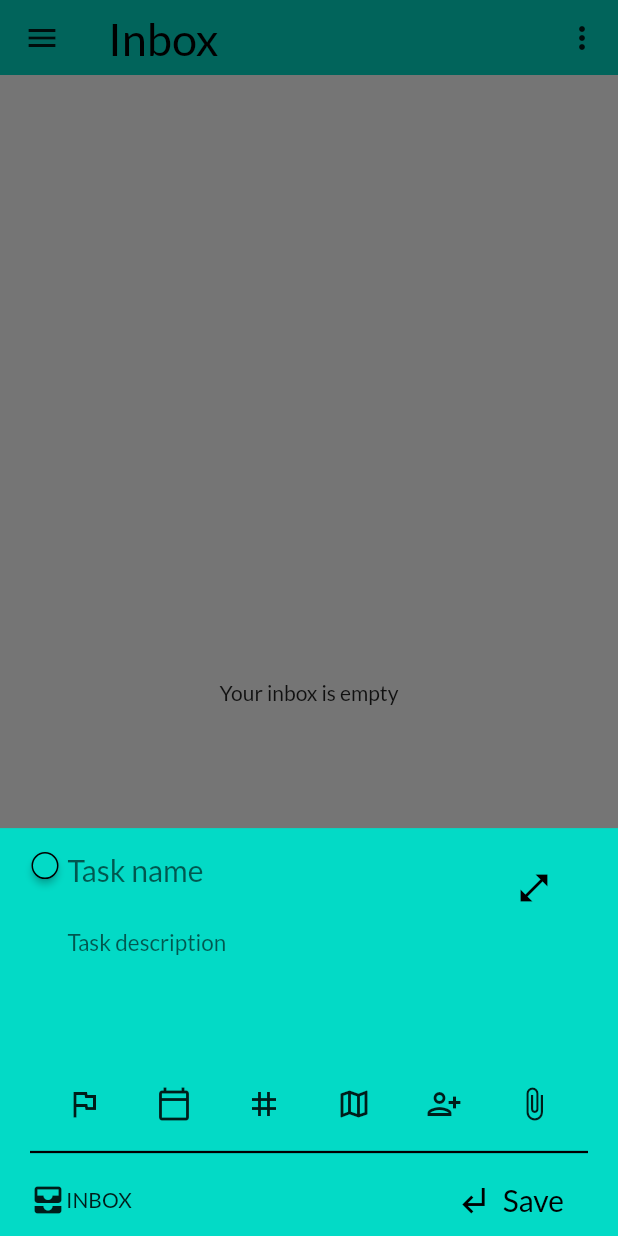
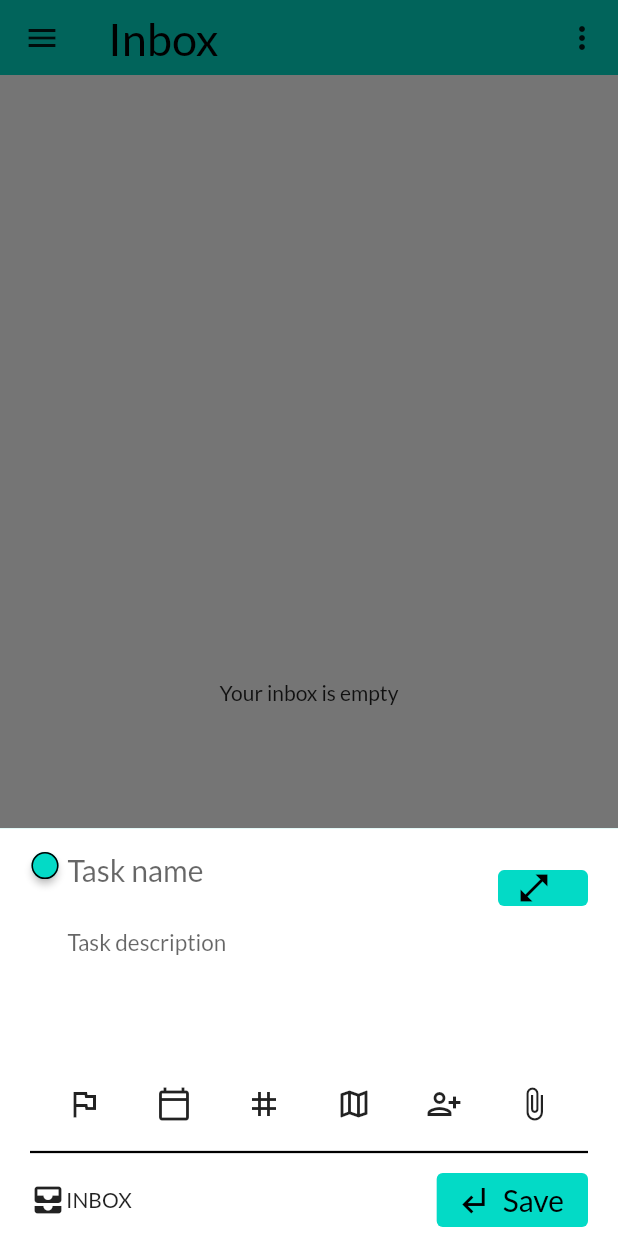
Before and after one commit to BartoszRudnik/ProductiveAppFrontend, a Flutter app: the TabsScreen screen opened by its route, after a tap on the "add" icon, on a phone screen of 412 x 824 dp. Run offline on Flutter 3.47's test engine with Material 2 defaults, Android fonts, the phone set to English and light mode, and no system bars; drawn by our look-alikes of badges; our stand-ins replace flutter_local_notifications, flutter_map, geocoding, image_picker, infinite_scroll_pagination, latlong and 1 more; missing offline and left inert: flutter_background_geolocation, global_configuration; accounts and stored records are empty.

Commit message:
refactor kolorow na ekranie z zadaniami i ekranie szczegolow zadania

```diff
--- a/lib/config/color_themes.dart
+++ b/lib/config/color_themes.dart
@@ -8,6 +8,13 @@ class ColorThemes {
     accentColor: Colors.white,
     primaryColorLight: Color.fromRGBO(237, 237, 240, 1),
     primaryColorDark: Color.fromRGBO(221, 221, 226, 1),
+    floatingActionButtonTheme: FloatingActionButtonThemeData(
+      backgroundColor: Colors.black,
+    ),
+    bottomNavigationBarTheme: BottomNavigationBarThemeData(
+      selectedItemColor: Colors.white,
+      unselectedItemColor: Colors.black,
+    ),
     colorScheme: ColorScheme.light(),
     fontFamily: 'Lato',
     textTheme: TextThemes.textTheme,
@@ -19,6 +26,13 @@ class ColorThemes {
     accentColor: Colors.black,
     primaryColorDark: Colors.grey[700],
     primaryColorLight: Colors.grey[600],
+    bottomNavigationBarTheme: BottomNavigationBarThemeData(
+      selectedItemColor: Colors.black,
+      unselectedItemColor: Colors.white,
+    ),
+    floatingActionButtonTheme: FloatingActionButtonThemeData(
+      backgroundColor: Colors.grey[700],
+    ),
     colorScheme: ColorScheme.dark(),
     fontFamily: 'Lato',
     textTheme: TextThemes.textTheme,
--- a/lib/screen/locations_screen.dart
+++ b/lib/screen/locations_screen.dart
@@ -56,7 +56,7 @@ class _LocationScreenState extends State<LocationsScreen> {
       floatingActionButton: FloatingActionButton(
         child: Icon(
           Icons.add,
-          color: Theme.of(context).accentColor,
+          color: Colors.white,
           size: 50,
         ),
         onPressed: () async {
@@ -79,7 +79,6 @@ class _LocationScreenState extends State<LocationsScreen> {
 
           this._addNewLocationForm(context, choosenLocation);
         },
-        backgroundColor: Theme.of(context).primaryColor,
       ),
       body: ListView.builder(
         padding: EdgeInsets.only(left: 21, right: 17, top: 10),
--- a/lib/screen/tabs_screen.dart
+++ b/lib/screen/tabs_screen.dart
@@ -1,6 +1,7 @@
 import 'package:badges/badges.dart';
 import 'package:flutter/material.dart';
 import 'package:flutter/rendering.dart';
+import 'package:productive_app/provider/theme_provider.dart';
 import 'package:provider/provider.dart';
 
 import '../provider/delegate_provider.dart';
@@ -24,10 +25,10 @@ class _TabsScreenState extends State<TabsScreen> with TickerProviderStateMixin<T
 
   AnimationController _hideFab;
 
-  final _selectedItemColor = Colors.white;
-  final _unselectedItemColor = Colors.black;
-  final _selectedBgColor = Colors.black;
-  final _unselectedBgColor = Colors.white;
+  Color _selectedItemColor;
+  Color _unselectedItemColor;
+  Color _selectedBgColor;
+  Color _unselectedBgColor;
   int _selectedPageIndex = 0;
 
   double offsetX = 0;
@@ -46,6 +47,25 @@ class _TabsScreenState extends State<TabsScreen> with TickerProviderStateMixin<T
       return 'DELEGATED';
     } else
       return 'INBOX';
+  }
+
+  @override
+  void didChangeDependencies() {
+    super.didChangeDependencies();
+
+    final isDarkMode = Provider.of<ThemeProvider>(context).isDarkMode;
+
+    if (isDarkMode) {
+      this._selectedItemColor = Colors.black;
+      this._unselectedItemColor = Colors.white;
+      this._selectedBgColor = Colors.white;
+      this._unselectedBgColor = Colors.grey[700];
+    } else {
+      this._selectedItemColor = Colors.white;
+      this._unselectedItemColor = Colors.black;
+      this._selectedBgColor = Colors.black;
+      this._unselectedBgColor = Colors.white;
+    }
   }
 
   @override
@@ -252,27 +272,17 @@ class _TabsScreenState extends State<TabsScreen> with TickerProviderStateMixin<T
               child: FloatingActionButton(
                 child: Icon(
                   Icons.add,
-                  color: Theme.of(context).accentColor,
+                  color: Colors.white,
                   size: 50,
                 ),
                 onPressed: () {
                   this._addNewTaskForm(context);
                 },
-                backgroundColor: Theme.of(context).primaryColor,
               ),
             ),
-            bottomNavigationBar: Container(
-              decoration: BoxDecoration(
-                color: Theme.of(context).primaryColor,
-                border: Border(
-                  top: BorderSide(color: Theme.of(context).primaryColor, width: 1.0),
-                ),
-              ),
-              child: BottomNavigationBar(
+            bottomNavigationBar: BottomNavigationBar(
               selectedFontSize: 0,
               currentIndex: _selectedPageIndex,
-                selectedItemColor: this._selectedItemColor,
-                unselectedItemColor: this._unselectedItemColor,
               type: BottomNavigationBarType.fixed,
               items: [
                 BottomNavigationBarItem(
@@ -296,7 +306,6 @@ class _TabsScreenState extends State<TabsScreen> with TickerProviderStateMixin<T
           ),
         ),
       ),
-      ),
     );
   }
 }
--- a/lib/screen/tags_screen.dart
+++ b/lib/screen/tags_screen.dart
@@ -1,6 +1,5 @@
 import 'package:flutter/material.dart';
 import 'package:provider/provider.dart';
-
 import '../model/tag.dart';
 import '../provider/tag_provider.dart';
 import '../provider/task_provider.dart';
@@ -60,13 +59,12 @@ class _TagsScreenState extends State<TagsScreen> {
       floatingActionButton: FloatingActionButton(
         child: Icon(
           Icons.add,
-          color: Theme.of(context).accentColor,
+          color: Colors.white,
           size: 50,
         ),
         onPressed: () {
           this._addNewTagForm(context, tags.length);
         },
-        backgroundColor: Theme.of(context).primaryColor,
       ),
       body: ListView.builder(
         padding: EdgeInsets.symmetric(vertical: 12),
--- a/lib/widget/button/add_task_button.dart
+++ b/lib/widget/button/add_task_button.dart
@@ -2,15 +2,19 @@ import 'package:flutter/material.dart';
 
 class AddTaskButton extends StatelessWidget {
   Function addNewTask;
+  final isDarkMode;
 
-  AddTaskButton({@required this.addNewTask});
+  AddTaskButton({
+    @required this.addNewTask,
+    @required this.isDarkMode,
+  });
 
   @override
   Widget build(BuildContext context) {
     return ElevatedButton.icon(
       style: ElevatedButton.styleFrom(
         onPrimary: Theme.of(context).primaryColor,
-        primary: Theme.of(context).accentColor,
+        primary: this.isDarkMode ? Theme.of(context).primaryColorDark : Theme.of(context).accentColor,
         elevation: 0,
       ),
       onPressed: () {
--- a/lib/widget/button/full_screen_button.dart
+++ b/lib/widget/button/full_screen_button.dart
@@ -2,8 +2,12 @@ import 'package:flutter/material.dart';
 
 class FullScreenButton extends StatelessWidget {
   Function setFullScreen;
+  final isDarkMode;
 
-  FullScreenButton({@required this.setFullScreen});
+  FullScreenButton({
+    @required this.setFullScreen,
+    @required this.isDarkMode,
+  });
 
   @override
   Widget build(BuildContext context) {
@@ -11,7 +15,7 @@ class FullScreenButton extends StatelessWidget {
       style: ElevatedButton.styleFrom(
         minimumSize: Size(20, 20),
         onPrimary: Theme.of(context).primaryColor,
-        primary: Theme.of(context).accentColor,
+        primary: this.isDarkMode ? Theme.of(context).primaryColorDark : Theme.of(context).accentColor,
         elevation: 0,
       ),
       onPressed: () {
--- a/lib/widget/new_task.dart
+++ b/lib/widget/new_task.dart
@@ -1,4 +1,5 @@
 import 'package:flutter/material.dart';
+import 'package:productive_app/provider/theme_provider.dart';
 import 'package:provider/provider.dart';
 
 import '../utils/dialogs.dart';
@@ -215,12 +216,14 @@ class _NewTaskState extends State<NewTask> {
 
   @override
   Widget build(BuildContext context) {
+    final isDarkMode = Provider.of<ThemeProvider>(context, listen: false).isDarkMode;
     final priorities = Provider.of<TaskProvider>(context, listen: false).priorities;
     final localizations = Provider.of<TaskProvider>(context, listen: false).localizations;
 
     return LayoutBuilder(
       builder: (context, constraint) {
         return AnimatedContainer(
+          color: isDarkMode ? Colors.grey[700] : Colors.white,
           curve: Curves.easeInOut,
           duration: Duration(milliseconds: 300),
           height: this._screenHeight == null ? MediaQuery.of(context).size.height * 0.33 : this._screenHeight,
@@ -243,7 +246,10 @@ class _NewTaskState extends State<NewTask> {
                     changeIsDoneStatus: this.changeIsDone,
                   ),
                   title: TaskTitle(setTaskName: this.setTaskName),
-                  trailing: FullScreenButton(setFullScreen: this.setFullScreen),
+                  trailing: FullScreenButton(
+                    setFullScreen: this.setFullScreen,
+                    isDarkMode: Provider.of<ThemeProvider>(context).isDarkMode,
+                  ),
                   subtitle: TaskDescription(setTaskDescription: this.setTaskDescription),
                 ),
                 Column(
@@ -296,7 +302,10 @@ class _NewTaskState extends State<NewTask> {
                           localizations: localizations,
                           setLocalization: this.setLocalization,
                         ),
-                        AddTaskButton(addNewTask: this._addNewTask),
+                        AddTaskButton(
+                          addNewTask: this._addNewTask,
+                          isDarkMode: Provider.of<ThemeProvider>(context).isDarkMode,
+                        ),
                       ],
                     ),
                   ],
```
Also changed, not shown: lib/screen/collaborator_profile_tabs.dart (+19 -7 lines), lib/screen/settings_tabs_screen.dart (+14 -12 lines), lib/screen/task_details_screen.dart (+31 -23 lines), lib/widget/task_tags_edit.dart (+11 -8 lines). Lines whose indentation alone changed are shown as unchanged.
